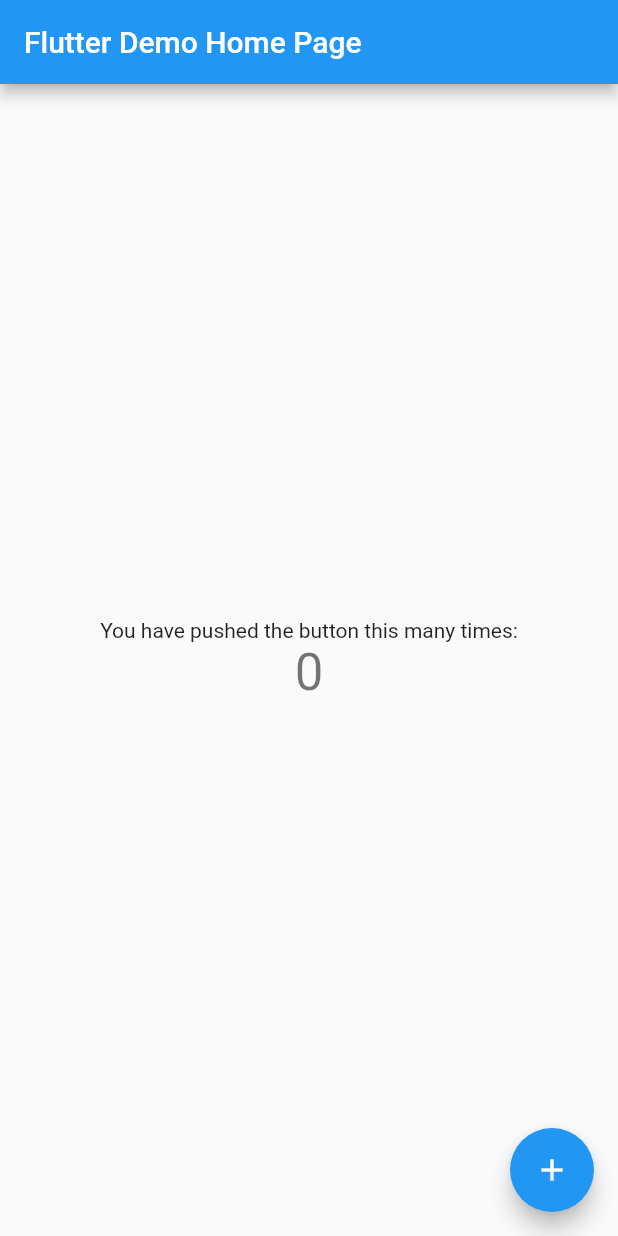
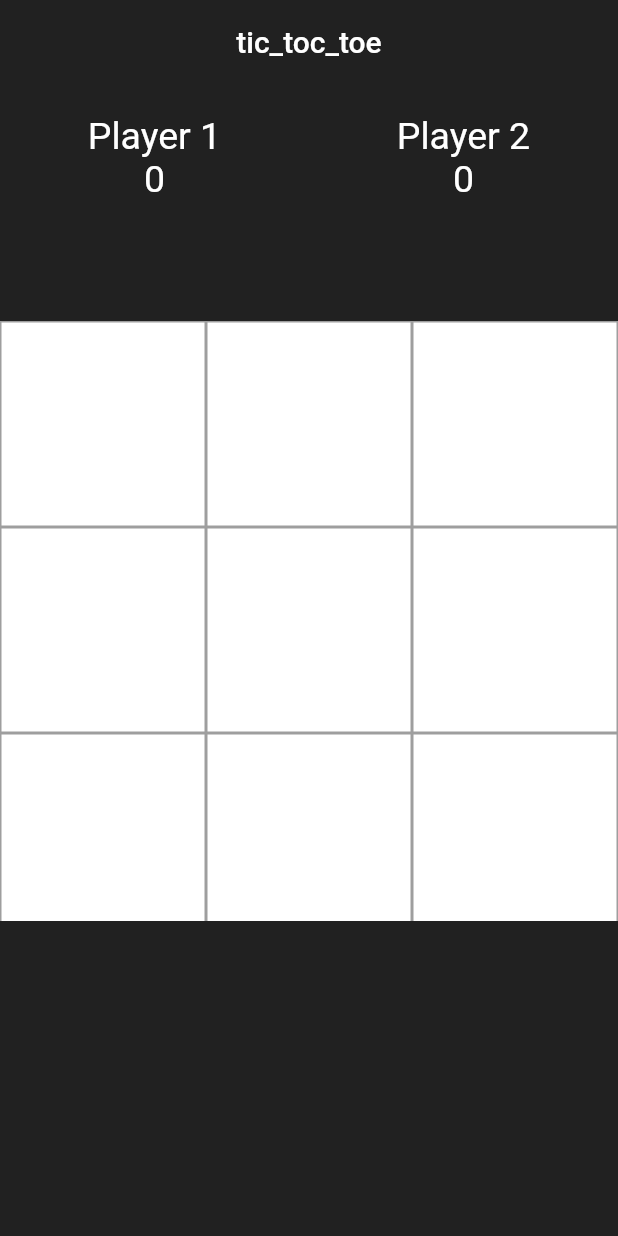
Before and after one commit to ErfiDev/tic_toc_toe_game, a Flutter app: the screen it shows after launch, on a phone screen of 412 x 824 dp. Run offline on Flutter 3.47's test engine with Material 2 defaults, Android fonts, the light colour scheme and no system bars.

Commit message:
create widgets and layouts

```diff
--- /dev/null
+++ b/lib/home.dart
@@ -0,0 +1,81 @@
+import 'package:flutter/material.dart';
+import 'package:tic_toc_toe/tools/text.dart';
+
+class Home extends StatefulWidget {
+  Home({Key? key}) : super(key: key);
+
+  @override
+  State<Home> createState() => _HomeState();
+}
+
+class _HomeState extends State<Home> {
+  int plOneScore = 0;
+  int plTwoScore = 0;
+
+  @override
+  Widget build(BuildContext context) {
+    return Scaffold(
+      appBar: AppBar(
+        title: Text('tic_toc_toe'),
+        centerTitle: true,
+        elevation: 0,
+        backgroundColor: Colors.grey[900],
+      ),
+      backgroundColor: Colors.grey[900],
+      body: Column(
+        mainAxisSize: MainAxisSize.max,
+        crossAxisAlignment: CrossAxisAlignment.center,
+        children: [
+          SizedBox(width: double.infinity),
+          SizedBox(height: 20),
+          _getScoreBar(),
+          SizedBox(height: 80),
+          SizedBox(
+            height: 400,
+            child: _getView(),
+          )
+        ],
+      ),
+    );
+  }
+
+  Widget _getScoreBar() {
+    return Row(
+      mainAxisAlignment: MainAxisAlignment.spaceAround,
+      children: [
+        Column(
+          children: [
+            createText('Player 1'),
+            createText('$plOneScore'),
+          ],
+        ),
+        Column(
+          children: [
+            createText('Player 2'),
+            createText('$plTwoScore'),
+          ],
+        ),
+      ],
+    );
+  }
+
+  Widget _getView() {
+    return GridView.builder(
+      itemCount: 9,
+      gridDelegate: SliverGridDelegateWithFixedCrossAxisCount(
+        crossAxisCount: 3,
+      ),
+      itemBuilder: (ctx, i) {
+        return Container(
+          decoration: BoxDecoration(
+            color: Colors.white,
+            border: Border.all(
+              color: Colors.grey,
+              width: 1,
+            ),
+          ),
+        );
+      },
+    );
+  }
+}
--- a/lib/main.dart
+++ b/lib/main.dart
@@ -1,115 +1,18 @@
 import 'package:flutter/material.dart';
+import './home.dart';
 
 void main() {
-  runApp(const MyApp());
+  runApp(App());
 }
 
-class MyApp extends StatelessWidget {
-  const MyApp({Key? key}) : super(key: key);
+class App extends StatelessWidget {
+  const App({Key? key}) : super(key: key);
 
-  // This widget is the root of your application.
   @override
   Widget build(BuildContext context) {
     return MaterialApp(
-      title: 'Flutter Demo',
-      theme: ThemeData(
-        // This is the theme of your application.
-        //
-        // Try running your application with "flutter run". You'll see the
-        // application has a blue toolbar. Then, without quitting the app, try
-        // changing the primarySwatch below to Colors.green and then invoke
-        // "hot reload" (press "r" in the console where you ran "flutter run",
-        // or simply save your changes to "hot reload" in a Flutter IDE).
-        // Notice that the counter didn't reset back to zero; the application
-        // is not restarted.
-        primarySwatch: Colors.blue,
-      ),
-      home: const MyHomePage(title: 'Flutter Demo Home Page'),
+      debugShowCheckedModeBanner: false,
+      home: Home(),
     );
   }
 }
-
-class MyHomePage extends StatefulWidget {
-  const MyHomePage({Key? key, required this.title}) : super(key: key);
-
-  // This widget is the home page of your application. It is stateful, meaning
-  // that it has a State object (defined below) that contains fields that affect
-  // how it looks.
-
-  // This class is the configuration for the state. It holds the values (in this
-  // case the title) provided by the parent (in this case the App widget) and
-  // used by the build method of the State. Fields in a Widget subclass are
-  // always marked "final".
-
-  final String title;
-
-  @override
-  State<MyHomePage> createState() => _MyHomePageState();
-}
-
-class _MyHomePageState extends State<MyHomePage> {
-  int _counter = 0;
-
-  void _incrementCounter() {
-    setState(() {
-      // This call to setState tells the Flutter framework that something has
-      // changed in this State, which causes it to rerun the build method below
-      // so that the display can reflect the updated values. If we changed
-      // _counter without calling setState(), then the build method would not be
-      // called again, and so nothing would appear to happen.
-      _counter++;
-    });
-  }
-
-  @override
-  Widget build(BuildContext context) {
-    // This method is rerun every time setState is called, for instance as done
-    // by the _incrementCounter method above.
-    //
-    // The Flutter framework has been optimized to make rerunning build methods
-    // fast, so that you can just rebuild anything that needs updating rather
-    // than having to individually change instances of widgets.
-    return Scaffold(
-      appBar: AppBar(
-        // Here we take the value from the MyHomePage object that was created by
-        // the App.build method, and use it to set our appbar title.
-        title: Text(widget.title),
-      ),
-      body: Center(
-        // Center is a layout widget. It takes a single child and positions it
-        // in the middle of the parent.
-        child: Column(
-          // Column is also a layout widget. It takes a list of children and
-          // arranges them vertically. By default, it sizes itself to fit its
-          // children horizontally, and tries to be as tall as its parent.
-          //
-          // Invoke "debug painting" (press "p" in the console, choose the
-          // "Toggle Debug Paint" action from the Flutter Inspector in Android
-          // Studio, or the "Toggle Debug Paint" command in Visual Studio Code)
-          // to see the wireframe for each widget.
-          //
-          // Column has various properties to control how it sizes itself and
-          // how it positions its children. Here we use mainAxisAlignment to
-          // center the children vertically; the main axis here is the vertical
-          // axis because Columns are vertical (the cross axis would be
-          // horizontal).
-          mainAxisAlignment: MainAxisAlignment.center,
-          children: <Widget>[
-            const Text(
-              'You have pushed the button this many times:',
-            ),
-            Text(
-              '$_counter',
-              style: Theme.of(context).textTheme.headline4,
-            ),
-          ],
-        ),
-      ),
-      floatingActionButton: FloatingActionButton(
-        onPressed: _incrementCounter,
-        tooltip: 'Increment',
-        child: const Icon(Icons.add),
-      ), // This trailing comma makes auto-formatting nicer for build methods.
-    );
-  }
-}
--- /dev/null
+++ b/lib/tools/text.dart
@@ -0,0 +1,8 @@
+import 'package:flutter/material.dart';
+
+Widget createText(String t) {
+  return Text(
+    t,
+    style: TextStyle(fontSize: 25, color: Colors.white),
+  );
+}
--- a/pubspec.yaml
+++ b/pubspec.yaml
@@ -3,7 +3,7 @@
 
 # The following line prevents the package from being accidentally published to
 # pub.dev using `flutter pub publish`. This is preferred for private packages.
-publish_to: 'none' # Remove this line if you wish to publish to pub.dev
+publish_to: "none" # Remove this line if you wish to publish to pub.dev
 
 # The following defines the version and build number for your application.
 # A version number is three numbers separated by dots, like 1.2.43
@@ -30,7 +30,6 @@
   flutter:
     sdk: flutter
 
-
   # The following adds the Cupertino Icons font to your application.
   # Use with the CupertinoIcons class for iOS style icons.
   cupertino_icons: ^1.0.2
@@ -44,14 +43,12 @@
   # activated in the `analysis_options.yaml` file located at the root of your
   # package. See that file for information about deactivating specific lint
   # rules and activating additional ones.
-  flutter_lints: ^1.0.0
 
 # For information on the generic Dart part of this file, see the
 # following page: https://dart.dev/tools/pub/pubspec
 
 # The following section is specific to Flutter.
 flutter:
-
   # The following line ensures that the Material Icons font is
   # included with your application, so that you can use the icons in
   # the material Icons class.
```
Also changed, not shown: pubspec.lock.
